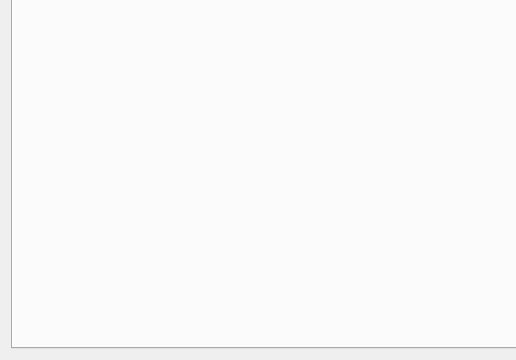
Qt form UI/task_manager.ui (bhatnitish1998/SL_Task_Manager) before a commit; both pictures show x 0 to 516 and y 333 to 693 of the 764 by 693 pixel window.
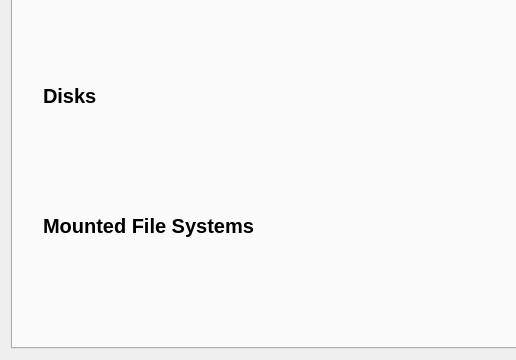
The same form after that commit. The open tabs and pages were chosen to show the change.

Commit message: added network tab skeleteon, fixed labels

```diff
--- a/UI/task_manager.ui
+++ b/UI/task_manager.ui
@@ -478,6 +478,112 @@
       <attribute name="title">
        <string>Network/Disk</string>
       </attribute>
+      <widget class="QWidget" name="horizontalLayoutWidget">
+       <property name="geometry">
+        <rect>
+         <x>30</x>
+         <y>30</y>
+         <width>681</width>
+         <height>141</height>
+        </rect>
+       </property>
+       <layout class="QHBoxLayout" name="hbox_transmit_graph"/>
+      </widget>
+      <widget class="QWidget" name="horizontalLayoutWidget_2">
+       <property name="geometry">
+        <rect>
+         <x>30</x>
+         <y>210</y>
+         <width>681</width>
+         <height>141</height>
+        </rect>
+       </property>
+       <layout class="QHBoxLayout" name="hbox_receive_graph"/>
+      </widget>
+      <widget class="QLabel" name="label_disk_info">
+       <property name="geometry">
+        <rect>
+         <x>30</x>
+         <y>380</y>
+         <width>356</width>
+         <height>23</height>
+        </rect>
+       </property>
+       <property name="minimumSize">
+        <size>
+         <width>0</width>
+         <height>0</height>
+        </size>
+       </property>
+       <property name="maximumSize">
+        <size>
+         <width>16777215</width>
+         <height>200</height>
+        </size>
+       </property>
+       <property name="font">
+        <font>
+         <pointsize>15</pointsize>
+         <bold>true</bold>
+        </font>
+       </property>
+       <property name="text">
+        <string>Disks</string>
+       </property>
+      </widget>
+      <widget class="QWidget" name="horizontalLayoutWidget_3">
+       <property name="geometry">
+        <rect>
+         <x>30</x>
+         <y>410</y>
+         <width>671</width>
+         <height>80</height>
+        </rect>
+       </property>
+       <layout class="QHBoxLayout" name="hbox_disk_info"/>
+      </widget>
+      <widget class="QLabel" name="label_cache_info_3">
+       <property name="geometry">
+        <rect>
+         <x>30</x>
+         <y>510</y>
+         <width>356</width>
+         <height>23</height>
+        </rect>
+       </property>
+       <property name="minimumSize">
+        <size>
+         <width>0</width>
+         <height>0</height>
+        </size>
+       </property>
+       <property name="maximumSize">
+        <size>
+         <width>16777215</width>
+         <height>200</height>
+        </size>
+       </property>
+       <property name="font">
+        <font>
+         <pointsize>15</pointsize>
+         <bold>true</bold>
+        </font>
+       </property>
+       <property name="text">
+        <string>Mounted File Systems</string>
+       </property>
+      </widget>
+      <widget class="QWidget" name="verticalLayoutWidget">
+       <property name="geometry">
+        <rect>
+         <x>40</x>
+         <y>550</y>
+         <width>651</width>
+         <height>80</height>
+        </rect>
+       </property>
+       <layout class="QVBoxLayout" name="vbox_file_system"/>
+      </widget>
      </widget>
     </widget>
    </item>
```
Left out of the diff: 26 changed lines with no effect on the pictures. The commit also changes 2 other files.
